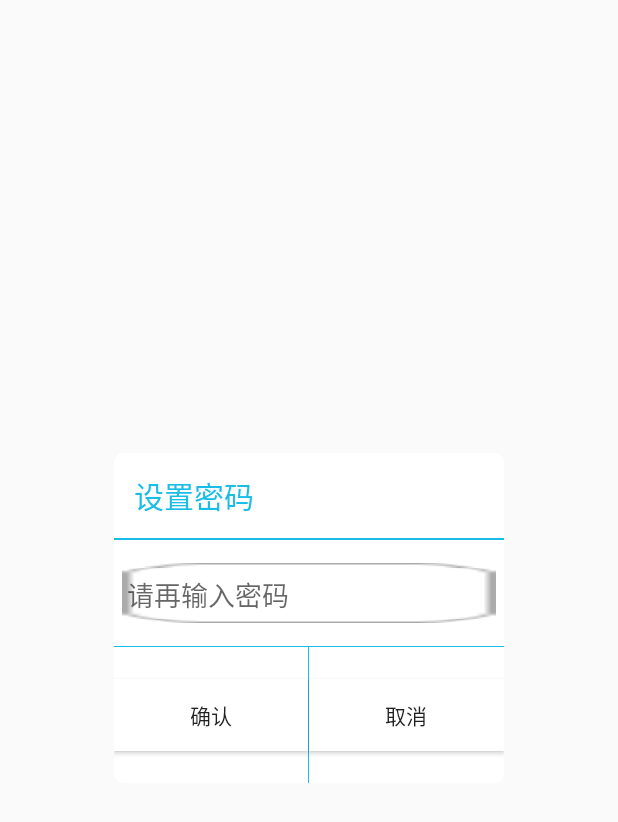
After one commit to Hulovepi/MobileGuard, an Android app: the layout setup_password_dialog.xml on its own in the app's theme, with its tools: preview values and no code run, on a phone screen of 412 x 824 dp. The commit adds this screen. Shown: the top 822 px of the screen. Run offline under Robolectric (Android 15) with nearby library versions, the phone set to English and light mode, and no system bars.

Commit message:
inter_password

```diff
--- a/app/src/main/java/cn/edu/gdmec/android/mobileguard/m1home/HomeActivity.java
+++ b/app/src/main/java/cn/edu/gdmec/android/mobileguard/m1home/HomeActivity.java
@@ -1,6 +1,6 @@
 package cn.edu.gdmec.android.mobileguard.m1home;
 
-import android.provider.Settings;
+
 import android.support.v7.app.AppCompatActivity;
 import android.os.Bundle;
 import android.view.KeyEvent;
--- /dev/null
+++ b/app/src/main/java/cn/edu/gdmec/android/mobileguard/m2theftguard/dialog/InterPasswordDialog.java
@@ -0,0 +1,11 @@
+package cn.edu.gdmec.android.mobileguard.m2theftguard.dialog;
+
+import android.app.Dialog;
+import android.view.View;
+
+/**
+ * Created by Administrator on 2017/9/28 0028.
+ */
+
+public class InterPasswordDialog extends Dialog implements View.OnClickListener {
+}
--- /dev/null
+++ b/app/src/main/java/cn/edu/gdmec/android/mobileguard/m2theftguard/dialog/SetupPasswordDialog.java
@@ -0,0 +1,21 @@
+package cn.edu.gdmec.android.mobileguard.m2theftguard.dialog;
+
+import android.app.Dialog;
+import android.content.Context;
+import android.support.annotation.NonNull;
+import android.view.View;
+
+/**
+ * Created by Administrator on 2017/9/28 0028.
+ */
+
+public class SetupPasswordDialog extends Dialog implements View.OnClickListener {
+    public SetupPasswordDialog(@NonNull Context context) {
+        super(context);
+    }
+
+    @Override
+    public void onClick(View view) {
+
+    }
+}
--- /dev/null
+++ b/app/src/main/res/drawable/coner_bg_white.xml
@@ -0,0 +1,6 @@
+<?xml version="1.0" encoding="utf-8"?>
+<shape xmlns:android="http://schemas.android.com/apk/res/android" >
+    <corners
+        android:radius="6.0dp"/>
+	<solid android:color="#ffffff"/>
+</shape>
--- /dev/null
+++ b/app/src/main/res/layout/inter_password_dialog.xml
@@ -0,0 +1,10 @@
+<?xml version="1.0" encoding="utf-8"?>
+<LinearLayout xmlns:android="http://schemas.android.com/apk/res/android"
+    android:layout_width="260dp"
+    android:layout_height="170dp"
+    android:minHeight="150dp"
+    android:orientation="vertical"
+    android:layout_gravity="center"
+    android:background="@drawable/coner_bg_white">
+
+</LinearLayout>
--- /dev/null
+++ b/app/src/main/res/layout/setup_password_dialog.xml
@@ -0,0 +1,64 @@
+<?xml version="1.0" encoding="utf-8"?>
+<LinearLayout xmlns:android="http://schemas.android.com/apk/res/android"
+    android:layout_width="260dp"
+    android:layout_height="220dp"
+    android:minHeight="150dp"
+    android:orientation="vertical"
+    android:layout_gravity="center"
+    android:background="@drawable/coner_bg_white">
+
+    <TextView
+        android:layout_width="match_parent"
+        android:layout_height="wrap_content"
+        android:id="@+id/tv_setuppwd_title"
+        android:padding="8dp"
+        android:layout_margin="5dp"
+        android:textColor="#1ABDE6"
+        android:text="设置密码"
+        android:textSize="20sp"/>
+
+    <View
+        android:layout_width="match_parent"
+        android:layout_height="1.5px"
+        android:background="#1ABDE6"
+        android:layout_marginBottom="10dp"/>
+
+    <EditText
+        android:layout_width="match_parent"
+        android:layout_height="40dp"
+        android:id="@+id/et_affirm_password"
+        android:layout_margin="5dp"
+        android:inputType="textPassword"
+        android:hint="请再输入密码"
+        android:background="@drawable/edit_normal"/>
+    <View
+        android:layout_width="match_parent"
+        android:layout_height="1.0px"
+        android:layout_marginTop="10dp"
+        android:background="#1ABDE6"/>
+     <LinearLayout
+        android:layout_width="match_parent"
+        android:layout_height="match_parent"
+        android:orientation="horizontal"
+        android:gravity="center">
+    <Button
+        android:layout_width="0dp"
+        android:layout_height="wrap_content"
+        android:id="@+id/btn_ok"
+        android:layout_weight="1"
+        android:text="确认"
+        android:background="@android:color/white"/>
+    <View
+        android:layout_width="1.0px"
+        android:layout_height="match_parent"
+        android:background="#1ABDE6"/>
+    <Button
+        android:layout_width="0dp"
+        android:layout_height="wrap_content"
+        android:layout_weight="1"
+        android:id="@+id/btn_cancel"
+        android:text="取消"
+        android:background="@android:color/white"/>
+     </LinearLayout>
+
+</LinearLayout>
--- a/app/src/main/res/values/styles.xml
+++ b/app/src/main/res/values/styles.xml
@@ -7,5 +7,11 @@
         <item name="colorPrimaryDark">@color/colorPrimaryDark</item>
         <item name="colorAccent">@color/colorAccent</item>
     </style>
+    <style name="dialog_custom" parent="android:style/Theme.Dialog">
+        <item name="android:windowFrame">@null</item>
+        <item name="android:windowNoTitle">true</item>
+        <item name="android:background">#00000000</item>
+        <item name="android:windowBackground">@android:color/transparent</item>
+    </style>
 
 </resources>
```
Also changed, not shown: app/src/main/res/drawable/coner_white_rec.png (added), app/src/main/res/drawable/edit_normal.9.png (added).
